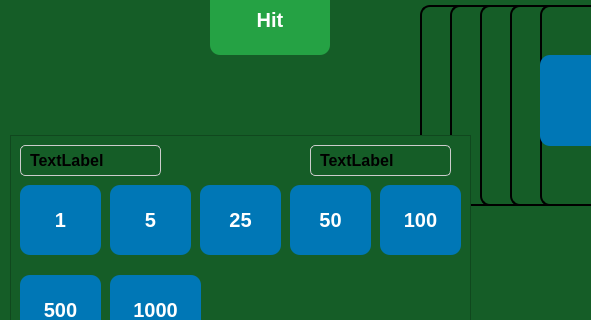
First picture: the form in mainwindow.ui, repository Yaroslav3947/Blackjack, before the edit; both pictures show x 0 to 591 and y 285 to 605 of the 1000 by 700 pixel window.
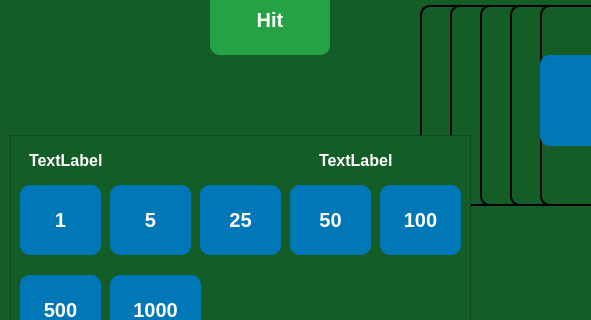
Second picture: the form after the edit. Icons and pictures are not drawn.

Diff of the .ui file:
```diff
--- a/mainwindow.ui
+++ b/mainwindow.ui
@@ -668,11 +668,11 @@
      </property>
      <property name="styleSheet">
       <string notr="true">background-color: transparent;
-border: 1px solid #ccc;
 padding: 5px;
 font-size: 16px;
 font-weight: bold;
 border-radius: 5px;
+color: white;
 </string>
      </property>
      <property name="text">
@@ -690,11 +690,11 @@
      </property>
      <property name="styleSheet">
       <string notr="true">background-color: transparent;
-border: 1px solid #ccc;
 padding: 5px;
 font-size: 16px;
 font-weight: bold;
 border-radius: 5px;
+color: white;
 </string>
      </property>
      <property name="text">
```
